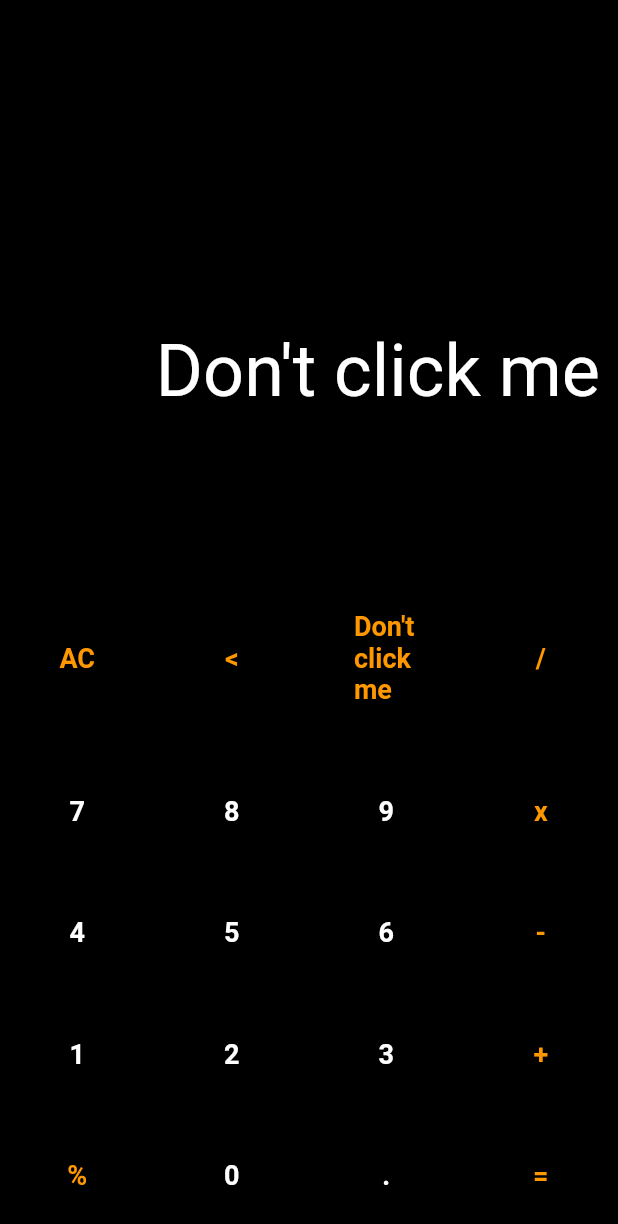
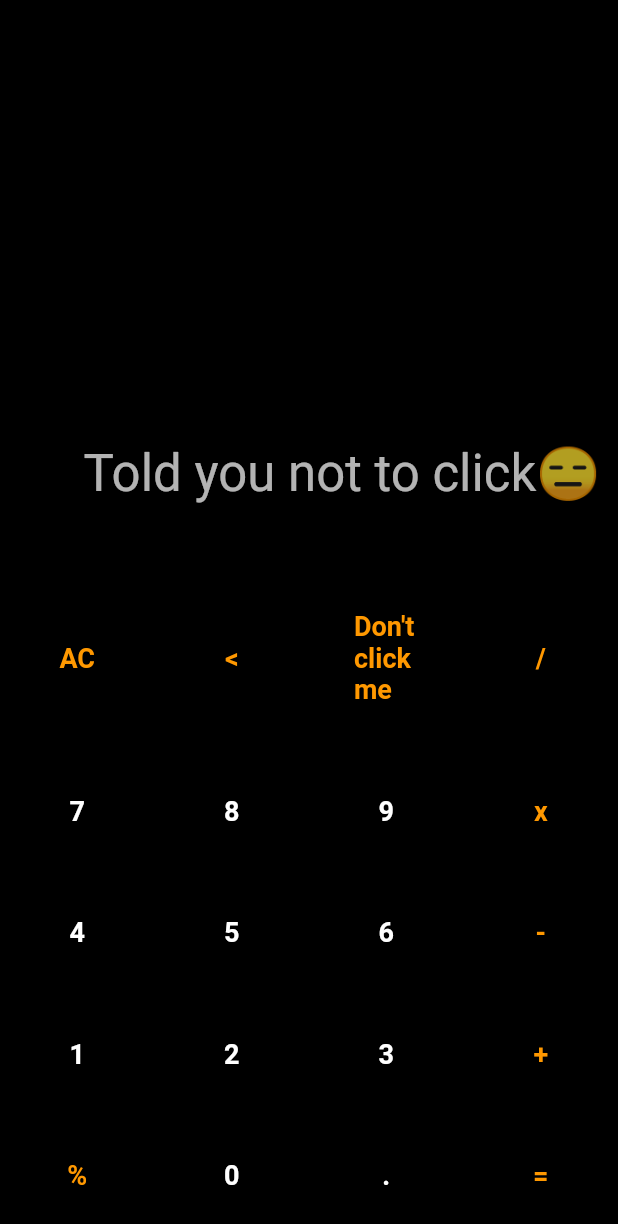
Before and after one commit to PradhyumnaSharma/calculator, a Flutter app: the screen it shows after launch, after a tap on "Don't click me", on a phone screen of 412 x 824 dp. Shown: the top 1224 px of the screen. Run offline on Flutter 3.47's test engine with Material 2 defaults, Android fonts, the phone set to English and light mode, and no system bars; our stand-ins replace math_expressions.

Commit message:
commit yayy

```diff
--- a/lib/colorss.dart
+++ b/lib/colors.dart
@@ -1,5 +1,5 @@
 import 'package:flutter/material.dart';
 
-const operatorColor = Color.fromARGB(230, 53, 52, 52);
+const operatorColor = Color.fromARGB(230, 172, 159, 159);
 const buttonColor = Color.fromARGB(0, 218, 193, 193);
 const orangeColor = Colors.orange;
--- a/lib/main.dart
+++ b/lib/main.dart
@@ -1,5 +1,5 @@
 import 'package:flutter/material.dart';
-import 'package:flutter_application_1/colorss.dart';
+import 'package:flutter_application_1/colors.dart';
 import 'package:math_expressions/math_expressions.dart';
 
 void main() {
@@ -36,9 +36,6 @@ class _CalculatorAppState extends State<CalculatorApp> {
     } else if (value == "<") {
       if (Input.isNotEmpty) {
         Input = Input.substring(0, Input.length - 1);
-      } else if (value == "Don't click me") {
-        // hideInput = true;
-        Output = "Told you not to click😑";
       }
     } else if (value == "=") {
       if (Input.isNotEmpty) {
@@ -56,11 +53,16 @@ class _CalculatorAppState extends State<CalculatorApp> {
         hideInput = true;
         OutputSize = 52;
       }
+    } else if (value == "Don't click me") {
+      // hideInput = true;
+      Output = "Told you not to click😑";
     } else {
       Input = Input + value;
       hideInput = false;
       OutputSize = 34;
     }
+    ;
+
     setState(() {});
   }
 
```
